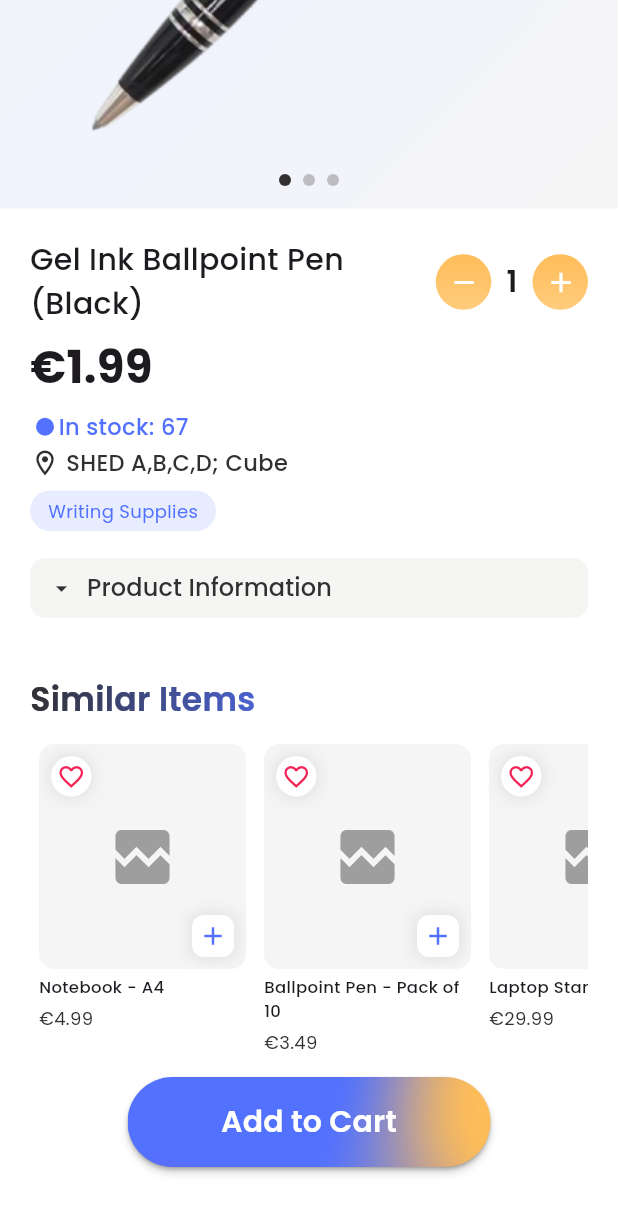
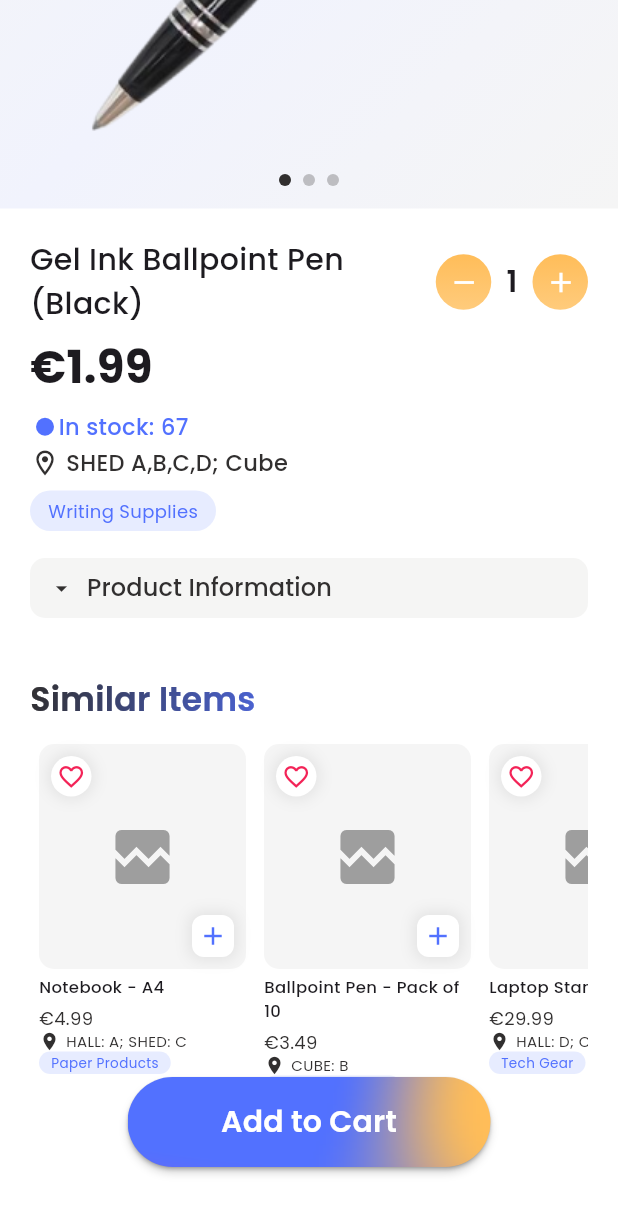
Before and after one commit to tomsl123/vending-locker-app, a Flutter app: the ProductDetailPage screen opened directly, scrolled down 261 dp, on a phone screen of 412 x 824 dp. Shown: the top 1214 px of the screen. Run offline on Flutter 3.47's test engine with Material 3 defaults, Android fonts, the phone set to English and light mode, and no system bars; network calls fail.

```diff
--- a/lib/components/product_preview_card.dart
+++ b/lib/components/product_preview_card.dart
@@ -5,11 +5,15 @@ import 'package:vending_locker_app/data/product.dart';
 class ProductPreviewCard extends StatefulWidget {
   final Product product;
   final bool isFavorite;
+  final bool showCategory;
+  final bool showLocation;
 
   const ProductPreviewCard({
-      super.key,
-      required this.product,
-      this.isFavorite = false,
+    super.key,
+    required this.product,
+    this.isFavorite = false,
+    this.showCategory = false,
+    this.showLocation = false
   });
 
   @override
@@ -175,7 +179,7 @@ class ProductPreviewCardState extends State<ProductPreviewCard> {
             Text(
               product.name,
               style: TextStyle(fontSize: 11, fontWeight: FontWeight.w500),
-              maxLines: 3, // limit text to 3 lines
+              maxLines: 2, // limit text to 2 lines
               overflow: TextOverflow.ellipsis, // show ... if text overflows
             ),
             SizedBox(height: 4),
@@ -183,6 +187,42 @@ class ProductPreviewCardState extends State<ProductPreviewCard> {
               '€${product.price.toStringAsFixed(2)}',
               style: TextStyle(fontSize: 12, color: Color(0xFF312F2F)),
             ),
+            if(widget.showLocation)
+              SizedBox(height: 6),
+              Row(
+                mainAxisSize: MainAxisSize.min,
+                children: [
+                  Icon(
+                    Icons.place,
+                    size: 14,
+                    color: Color.fromRGBO(49, 47, 47, 1),
+                  ),
+                  SizedBox(width: 4),
+                  Text(
+                    product.allLocationsString,
+                    style: TextStyle(
+                      fontSize: 10,
+                      color: Color.fromRGBO(49, 47, 47, 1),
+                    ),
+                  ),
+                ],
+              ),
+            if(widget.showCategory)
+              SizedBox(height: 6),
+              Container(
+                padding: EdgeInsets.symmetric(horizontal: 8, vertical: 1),
+                decoration: BoxDecoration(
+                  color: Color.fromRGBO(231, 236, 255, 1),
+                  borderRadius: BorderRadius.circular(8),
+                ),
+                child: Text(
+                  product.category,
+                  style: TextStyle(
+                    color: Color.fromRGBO(82, 113, 255, 1),
+                    fontSize: 9
+                  ),
+                ),
+              )
           ],
         ),
       ),
--- a/lib/data/product.dart
+++ b/lib/data/product.dart
@@ -6,7 +6,7 @@ class Product {
   final double price;
   final String description;
   final List<String> images;
-  final List<String> categories;
+  final String category;
   final List<ProductLocation> productLocations;
 
   Product({
@@ -15,7 +15,7 @@ class Product {
     required this.price,
     required this.description,
     required this.images,
-    required this.categories,
+    required this.category,
     required this.productLocations,
   });
 
@@ -54,7 +54,7 @@ class Product {
       price: json['price'].toDouble(),
       description: json['description'],
       images: List<String>.from(json['images']),
-      categories: List<String>.from(json['categories']),
+      category: json['category'],
       productLocations: (json['productLocations'] as List)
           .map((pl) => ProductLocation.fromJson(pl))
           .toList(),
--- a/lib/services/product_service.dart
+++ b/lib/services/product_service.dart
@@ -15,7 +15,7 @@ class ProductService {
       "https://cdn11.bigcommerce.com/s-guwvxpu4lu/images/stencil/1280x1280/products/3551/2400117/4550344953006_1260__76933.1732510641.jpg?c=1",
       "https://example.com/images/notebook_a4_2.jpg"
     ],
-    "categories": ["Stationery", "Notebooks", "University Supplies"],
+    "category": "Paper Products",
     "productLocations": [
       {
         "location": {
@@ -46,7 +46,7 @@ class ProductService {
       "https://m.media-amazon.com/images/I/41pM+k9kJqL._AC_UF480,480_SR480,480_.jpg",
       "https://example.com/images/ballpoint_pen_2.jpg"
     ],
-    "categories": ["Stationery", "Writing Instruments"],
+    "category": "Writing supplies",
     "productLocations": [
       {
         "location": {
@@ -68,7 +68,7 @@ class ProductService {
       "https://images-eu.ssl-images-amazon.com/images/I/71DXGxKBBPL._AC_UL348_SR348,348_.jpg",
       "https://example.com/images/laptop_stand_2.jpg"
     ],
-    "categories": ["Office Supplies", "Ergonomics"],
+    "category": "Tech Gear",
     "productLocations": [
       {
         "location": {
@@ -99,7 +99,7 @@ class ProductService {
       "https://images-eu.ssl-images-amazon.com/images/I/81X-CtFfXsL._AC_UL348_SR348,348_.jpg",
       "https://example.com/images/whiteboard_markers_2.jpg"
     ],
-    "categories": ["Stationery", "Teaching Supplies", "Markers"],
+    "category": "Writing supplies",
     "productLocations": [
       {
         "location": {
@@ -121,7 +121,7 @@ class ProductService {
       "https://images-eu.ssl-images-amazon.com/images/I/61NoN9E0XlL._AC_UL348_SR348,348_.jpg",
       "https://example.com/images/desk_organizer_2.jpg"
     ],
-    "categories": ["Office Supplies", "Organization"],
+    "category": "Store & Sort",
     "productLocations": [
       {
         "location": {
```
Also changed, not shown: lib/screens/homepage.dart (+23 -6 lines), 1 other file.
